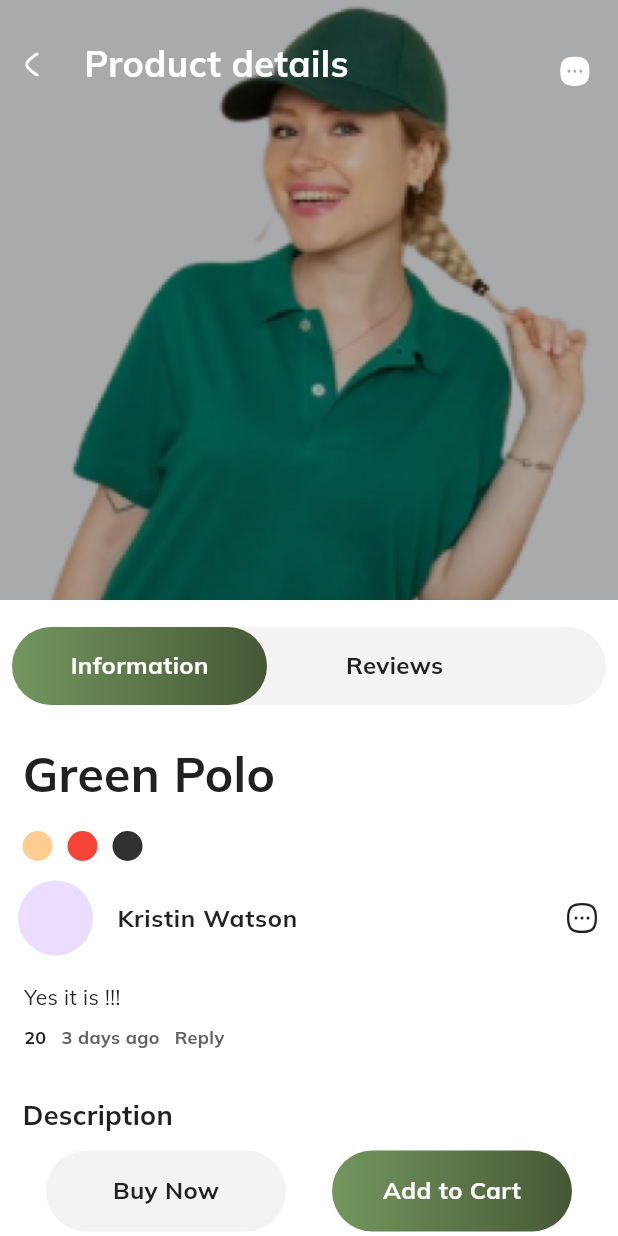
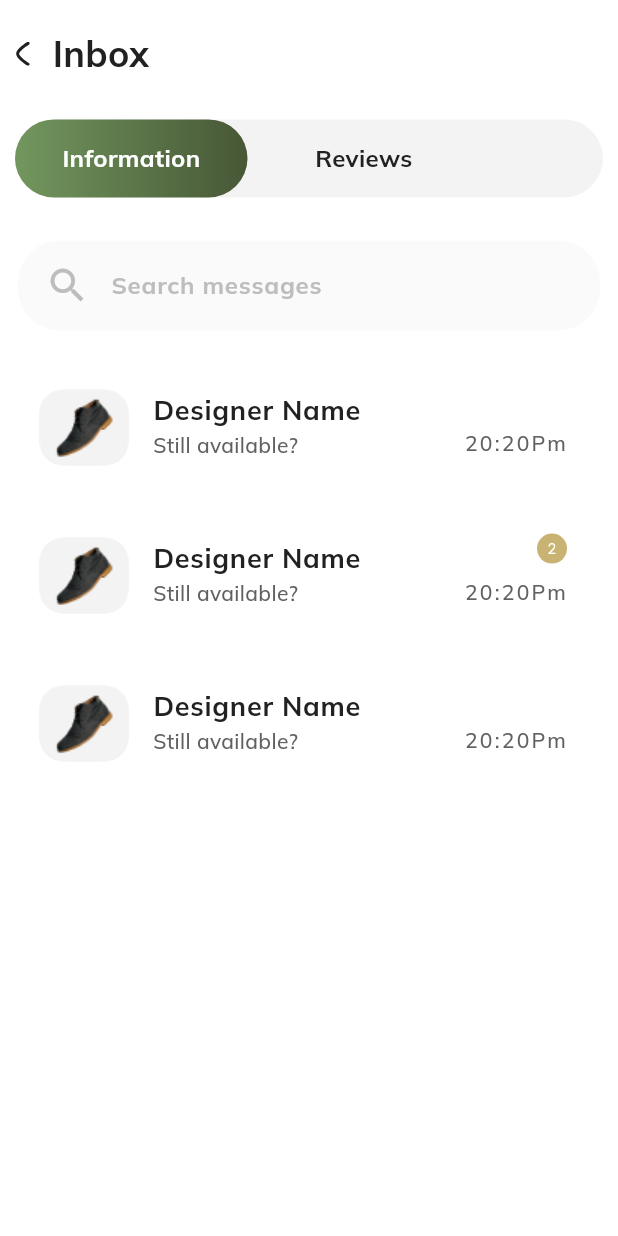
Before and after one commit to M-ali122/sf, a Flutter app: the screen it shows after launch, on a phone screen of 412 x 824 dp. Run offline on Flutter 3.47's test engine with Material 3 defaults, Android fonts, the phone set to English and light mode, and no system bars; our stand-ins replace flutter_otp_text_field, flutter_screenutil, flutter_spinkit, flutter_svg, get, google_fonts and 2 more.

Commit message:
inbox screen done and other coustom widgets

```diff
--- /dev/null
+++ b/lib/helper/view/coustom_listile.dart
@@ -0,0 +1,70 @@
+// ignore_for_file: must_be_immutable
+
+import 'package:flutter/material.dart';
+import 'package:google_fonts/google_fonts.dart';
+
+class CoustomListile extends StatelessWidget {
+  bool? countDot = false;
+  CoustomListile({super.key, this.countDot});
+
+  @override
+  Widget build(BuildContext context) {
+    return ListTile(
+      leading: Container(
+        width: 60,
+        height: 51,
+        decoration: BoxDecoration(
+            // color: Colors.red,
+            borderRadius: BorderRadius.circular(16),
+            image: const DecorationImage(
+                fit: BoxFit.cover, image: AssetImage("assets/shoes.png"))),
+      ),
+      title: Text(
+        'Designer Name',
+        style: GoogleFonts.mulish(
+          fontWeight: FontWeight.w700,
+          fontSize: 18,
+          color: const Color.fromRGBO(33, 33, 33, 1),
+        ),
+      ),
+      subtitle: Text(
+        'Still available?',
+        style: GoogleFonts.mulish(
+          fontWeight: FontWeight.w500,
+          fontSize: 14,
+          color: const Color.fromRGBO(97, 97, 97, 1),
+        ),
+      ),
+      trailing: Column(
+        crossAxisAlignment: CrossAxisAlignment.end,
+        children: [
+          countDot == true
+              ? CircleAvatar(
+                  radius: 10,
+                  backgroundColor: const Color.fromRGBO(201, 179, 114, 1),
+                  child: Center(
+                      child: Text(
+                    "2",
+                    style: GoogleFonts.urbanist(
+                      fontWeight: FontWeight.w400,
+                      fontSize: 10,
+                      color: const Color.fromRGBO(255, 255, 255, 1),
+                    ),
+                  )),
+                )
+              : const SizedBox.shrink(),
+          const Spacer(),
+          Text("20:20Pm",
+              style: GoogleFonts.mulish(
+                fontWeight: FontWeight.w500,
+                fontSize: 14,
+                color: const Color.fromRGBO(97, 97, 97, 1),
+              )),
+          const SizedBox(
+            height: 8,
+          )
+        ],
+      ),
+    );
+  }
+}
--- a/lib/helper/view/review_field.dart
+++ b/lib/helper/view/review_field.dart
@@ -13,8 +13,9 @@ class ReviewField extends StatelessWidget {
       crossAxisAlignment: CrossAxisAlignment.start,
       children: [
         ListTile(
-          contentPadding: EdgeInsets.symmetric(horizontal: 12, vertical: 10),
-          leading: CircleAvatar(
+          contentPadding: const EdgeInsets.symmetric(horizontal: 12, vertical: 10),
+          leading: const CircleAvatar(
+            backgroundImage:AssetImage("assets/cmtprofile.png") ,
             radius: 25,
           ),
           title: Text(
@@ -22,36 +23,36 @@ class ReviewField extends StatelessWidget {
             style: GoogleFonts.mulish(
               fontWeight: FontWeight.w700,
               fontSize: 16,
-              color: Color.fromRGBO(33, 33, 33, 1),
+              color: const Color.fromRGBO(33, 33, 33, 1),
             ),
           ),
 
           trailing: SvgPicture.string(Appicons.moresquareBorder),
         ),
         Padding(
-          padding: EdgeInsets.only(left: 16.0, top: 5),
+          padding: const EdgeInsets.only(left: 16.0, top: 5),
           child: Text(
             "Yes it is !!!",
             style: GoogleFonts.mulish(
               fontWeight: FontWeight.w400,
               fontSize: 14,
-              color: Color.fromRGBO(33, 33, 33, 1),
+              color: const Color.fromRGBO(33, 33, 33, 1),
             ),
           ),
         ),
         Padding(
-          padding: EdgeInsets.only(left: 16.0, top: 8),
+          padding: const EdgeInsets.only(left: 16.0, top: 8),
           child: Row(
             children: [
               Text(
-                "20",
+                "😊 20",
                 style: GoogleFonts.mulish(
                   fontWeight: FontWeight.w700,
                   fontSize: 12,
-                  color: Color.fromRGBO(33, 33, 33, 1),
+                  color: const Color.fromRGBO(33, 33, 33, 1),
                 ),
               ),
-              SizedBox(
+              const SizedBox(
                 width: 10,
               ),
               Text(
@@ -59,10 +60,10 @@ class ReviewField extends StatelessWidget {
                 style: GoogleFonts.mulish(
                   fontWeight: FontWeight.w700,
                   fontSize: 12,
-                  color: Color.fromRGBO(97, 97, 97, 1),
+                  color: const Color.fromRGBO(97, 97, 97, 1),
                 ),
               ),
-              SizedBox(
+              const SizedBox(
                 width: 10,
               ),
               Text(
@@ -70,7 +71,7 @@ class ReviewField extends StatelessWidget {
                 style: GoogleFonts.mulish(
                   fontWeight: FontWeight.w700,
                   fontSize: 12,
-                  color: Color.fromRGBO(97, 97, 97, 1),
+                  color: const Color.fromRGBO(97, 97, 97, 1),
                 ),
               ),
             ],
--- a/lib/main.dart
+++ b/lib/main.dart
@@ -2,8 +2,7 @@ import 'package:flutter/material.dart';
 import 'package:flutter_screenutil/flutter_screenutil.dart';
 import 'package:get/get_navigation/src/root/get_material_app.dart';
 import 'package:sf_app/modules/global/controllers/bindings.dart';
-import 'package:sf_app/pages/home/pages/product_details.dart';
-import 'package:sf_app/pages/splash/view/splash_view.dart';
+import 'package:sf_app/pages/message/view/inbox.dart';
 import 'package:sf_app/resources/languages/dictionary.dart';
 import 'package:sf_app/resources/routes/Approute.dart';
 import 'package:sf_app/resources/theme/main_theme.dart';
@@ -34,7 +33,7 @@ class MainApp extends StatelessWidget {
           // home: child,
           routes: AppRoute().routes,
           // initialRoute: Splash_View.route,
-          initialRoute: ProductDetails.route,
+          initialRoute: Inbox.route,
         );
       },
     );
--- a/lib/pages/home/pages/product_details.dart
+++ b/lib/pages/home/pages/product_details.dart
@@ -2,12 +2,8 @@ import 'package:flutter/material.dart';
 import 'package:flutter_svg/svg.dart';
 import 'package:get/get.dart';
 import 'package:google_fonts/google_fonts.dart';
-import 'package:sf_app/helper/view/Appbutton.dart';
-import 'package:sf_app/helper/view/review_field.dart';
 import 'package:sf_app/resources/color/app_color.dart';
 import 'package:sf_app/resources/icon/icon.dart';
-
-import '../../../resources/icon/svgs.dart';
 
 class ProductDetails extends StatelessWidget {
   static const String route = 'ProductDetails';
@@ -37,9 +33,9 @@ class ProductDetails extends StatelessWidget {
                     children: [
                       Padding(
                         padding: const EdgeInsets.only(top: 10.0),
-                        child: SvgPicture.string(Appicons.backIcon,color :Color.fromRGBO(255, 255, 255, 1),),
+                        child: SvgPicture.string(Appicons.backIcon,color :const Color.fromRGBO(255, 255, 255, 1),),
                       ),
-                      SizedBox(
+                      const SizedBox(
                         width: 30,
                       ),
                       Text(
@@ -47,13 +43,13 @@ class ProductDetails extends StatelessWidget {
                         style: GoogleFonts.mulish(
                           fontWeight:FontWeight.w700,
                           fontSize:24,
-                          color :Color.fromRGBO(255, 255, 255, 1),
+                          color :const Color.fromRGBO(255, 255, 255, 1),
                         ),
                       ),
-                      Spacer(),
+                      const Spacer(),
                       Padding(
                         padding: const EdgeInsets.only(top: 10.0),
-                        child: SvgPicture.string(Appicons.moreSquare,color :Color.fromRGBO(255, 255, 255, 1),),
+                        child: SvgPicture.string(Appicons.moresquareBorder,color :const Color.fromRGBO(255, 255, 255, 1),),
                       ),
 
 
@@ -64,7 +60,7 @@ class ProductDetails extends StatelessWidget {
               ],
             ),
           ),
-          SizedBox(height: 10,),
+          const SizedBox(height: 10,),
           Padding(
             padding: const EdgeInsets.all(8.0),
             child: Container(
@@ -127,8 +123,8 @@ class ProductDetails extends StatelessWidget {
             // mainAxisAlignment: MainAxisAlignment.start,
             crossAxisAlignment: CrossAxisAlignment.start,
             children: [
-              Padding(
-                padding: const EdgeInsets.only(left: 15.0, top: 15),
+              const Padding(
+                padding: EdgeInsets.only(left: 15.0, top: 15),
                 child: Text(
                   'Green Polo',
                   style: TextStyle(
@@ -179,96 +175,95 @@ class ProductDetails extends StatelessWidget {
               // const SizedBox(
               //   height: 5,
               // ),
-              ReviewField(),
               const SizedBox(
                 height: 30,
               ),
               Padding(
-                padding: EdgeInsets.only(left: 15.0),
+                padding: const EdgeInsets.only(left: 15.0),
                 child: Text(
                   'Description',
                   style: GoogleFonts.mulish(
                       fontWeight: FontWeight.w700,
                       fontSize: 18,
-                      color: Color.fromRGBO(33, 33, 33, 1)),
+                      color: const Color.fromRGBO(33, 33, 33, 1)),
                 ),
               ),
               const SizedBox(
                 height: 10,
               ),
               Padding(
-                padding: EdgeInsets.only(left: 15.0, right: 15),
+                padding: const EdgeInsets.only(left: 15.0, right: 15),
                 child: Text(
                   "Lorem ipsum dolor sit amet, consectetur adipiscing elit, sed do eiusmod tempor incididunt ut labore Lorem ipsum dolor sit amet, consectetur adipiscing elit, sed do eiusmod tempor incididunt ut labore",
                   style: GoogleFonts.mulish(
                       fontWeight: FontWeight.w500,
                       fontSize: 14,
-                      color: Color.fromRGBO(66, 66, 66, 1)),
+                      color: const Color.fromRGBO(66, 66, 66, 1)),
                 ),
               ),
               const SizedBox(
                 height: 20,
               ),
               Padding(
-                padding: EdgeInsets.only(left: 15.0),
+                padding: const EdgeInsets.only(left: 15.0),
                 child: Text(
                   'Materiel Details',
                   style: GoogleFonts.mulish(
                       fontWeight: FontWeight.w700,
                       fontSize: 18,
-                      color: Color.fromRGBO(33, 33, 33, 1)),
+                      color: const Color.fromRGBO(33, 33, 33, 1)),
                 ),
               ),
               const SizedBox(
                 height: 10,
               ),
               Padding(
-                padding: EdgeInsets.only(left: 15.0),
+                padding: const EdgeInsets.only(left: 15.0),
                 child: Text(
                   "100% Coton",
                   style: GoogleFonts.mulish(
                       fontWeight: FontWeight.w500,
                       fontSize: 14,
-                      color: Color.fromRGBO(66, 66, 66, 1)),
+                      color: const Color.fromRGBO(66, 66, 66, 1)),
                 ),
               ),
               const SizedBox(
                 height: 20,
               ),
               Padding(
-                padding: EdgeInsets.only(left: 15.0),
+                padding: const EdgeInsets.only(left: 15.0),
                 child: Text(
                   'Care Instructions',
                   style: GoogleFonts.mulish(
                       fontWeight: FontWeight.w700,
                       fontSize: 18,
-                      color: Color.fromRGBO(33, 33, 33, 1)),
+                      color: const Color.fromRGBO(33, 33, 33, 1)),
                 ),
               ),
               const SizedBox(
                 height: 10,
               ),
               Padding(
-                padding: EdgeInsets.only(left: 15.0, right: 15),
+                padding: const EdgeInsets.only(left: 15.0, right: 15),
                 child: Text(
                   "Lorem ipsum dolor sit amet, consectetur adipiscing elit, sed do eiusmod tempor ",
                   style: GoogleFonts.mulish(
                       fontWeight: FontWeight.w500,
                       fontSize: 14,
-                      color: Color.fromRGBO(66, 66, 66, 1)),
+                      color: const Color.fromRGBO(66, 66, 66, 1)),
                 ),
               ),
               const SizedBox(
                 height: 20,
               ),
               Padding(
-                padding: EdgeInsets.only(left: 15.0),
+                padding: const EdgeInsets.only(left: 15.0),
                 child: Text(
                   'Gallery Photos',
                   style: GoogleFonts.mulish(
                       fontWeight: FontWeight.w700,
                       fontSize: 18,
-                      color: Color.fromRGBO(33, 33, 33, 1)),
+                      color: const Color.fromRGBO(33, 33, 33, 1)),
                 ),
               ),
               const SizedBox(
@@ -287,7 +282,7 @@ class ProductDetails extends StatelessWidget {
                         width: 80,
                         height: 80,
                         decoration: BoxDecoration(
-                          image: DecorationImage(
+                          image: const DecorationImage(
                               fit: BoxFit.cover,
                               image: AssetImage("assets/ariveldesigin.png")),
                           borderRadius: BorderRadius.circular(12),
@@ -297,7 +292,7 @@ class ProductDetails extends StatelessWidget {
                   },
                 ),
               ),
-              SizedBox(
+              const SizedBox(
                 height: 70,
               ),
             ],
@@ -313,7 +308,7 @@ class ProductDetails extends StatelessWidget {
               width: 160,
               height: 54,
               decoration: BoxDecoration(
-                color: Color.fromRGBO(243, 243, 243, 1),
+                color: const Color.fromRGBO(243, 243, 243, 1),
                   // gradient: const LinearGradient(
                   //   colors: [
                   //     Color.fromRGBO(114, 151, 94, 1), // Starting color
--- a/lib/pages/home/pages/women_categories.dart
+++ b/lib/pages/home/pages/women_categories.dart
@@ -1,8 +1,4 @@
-import 'dart:ui';
-
-import 'package:flutter/cupertino.dart';
 import 'package:flutter/material.dart';
-import 'package:flutter/widgets.dart';
 import 'package:flutter_svg/svg.dart';
 import 'package:get/get.dart';
 import 'package:google_fonts/google_fonts.dart';
--- a/lib/pages/home/view/home_view.dart
+++ b/lib/pages/home/view/home_view.dart
@@ -1,10 +1,7 @@
-import 'package:flutter/cupertino.dart';
 import 'package:flutter/material.dart';
-import 'package:flutter/widgets.dart';
 import 'package:flutter_screenutil/flutter_screenutil.dart';
 import 'package:flutter_svg/flutter_svg.dart';
 import 'package:get/get.dart';
-import 'package:get/get_state_manager/get_state_manager.dart';
 import 'package:google_fonts/google_fonts.dart';
 import 'package:sf_app/pages/home/pages/women_categories.dart';
 import 'package:sf_app/resources/color/app_color.dart';
--- /dev/null
+++ b/lib/pages/message/view/inbox.dart
@@ -0,0 +1,141 @@
+import 'package:flutter/material.dart';
+import 'package:flutter_screenutil/flutter_screenutil.dart';
+import 'package:flutter_svg/flutter_svg.dart';
+import 'package:google_fonts/google_fonts.dart';
+import 'package:sf_app/helper/view/coustom_listile.dart';
+import 'package:sf_app/resources/icon/icon.dart';
+
+import '../../../resources/color/app_color.dart';
+
+class Inbox extends StatelessWidget {
+  static const String route = "Inbox";
+  const Inbox({super.key});
+
+  @override
+  Widget build(BuildContext context) {
+    return Scaffold(
+      // backgroundColor: AppColor.backGroundSilver,
+      body: SafeArea(
+        child: Padding(
+          padding: const EdgeInsets.all(10.0),
+          child: ListView(
+            children: [
+              SizedBox(height: 10.h),
+
+              Row(
+                children: [
+                  SvgPicture.string(Appicons.backIcon),
+                  SizedBox(
+                    width: 15,
+                  ),
+                  Text(
+                    "Inbox",
+                    style: GoogleFonts.mulish(
+                      fontWeight: FontWeight.w700,
+                      fontSize: 24,
+                      color: Color.fromRGBO(33, 33, 33, 1),
+                    ),
+                  ),
+                ],
+              ),
+
+              SizedBox(height: 30.h),
+              Container(
+                width: 380,
+                height: 52,
+                decoration: BoxDecoration(
+                    color: AppColor.backGroundSilver,
+                    borderRadius: BorderRadius.circular(40)),
+                child: Row(
+                  children: [
+                    Container(
+                      width: 155,
+                      height: 52,
+                      decoration: BoxDecoration(
+                          gradient: const LinearGradient(
+                            colors: [
+                              Color.fromRGBO(114, 151, 94, 1), // Starting color
+                              Color.fromRGBO(71, 87, 54,
+                                  1), // Ending color (modify as needed)
+                            ],
+                          ),
+                          borderRadius: BorderRadius.circular(40)),
+                      child: Center(
+                          child: Text(
+                            "Information",
+                            style: GoogleFonts.mulish(
+                              fontWeight: FontWeight.w700,
+                              fontSize: 16,
+                              color: const Color.fromRGBO(255, 255, 255, 1),
+                            ),
+                          )),
+                    ),
+                    Container(
+                      width: 155,
+                      height: 52,
+                      decoration: BoxDecoration(
+                        // gradient: LinearGradient(
+                        //   colors: [
+                        //     Color.fromRGBO(114, 151, 94, 1), // Starting color
+                        //     Color.fromRGBO(71, 87, 54, 1),        // Ending color (modify as needed)
+                        //   ],
+                        // ),
+
+                          borderRadius: BorderRadius.circular(40)),
+                      child: Center(
+                          child: Text(
+                            "Reviews",
+                            style: GoogleFonts.mulish(
+                              fontWeight: FontWeight.w700,
+                              fontSize: 16,
+                              color: const Color.fromRGBO(33, 33, 33, 1),
+                            ),
+                          )),
+                    ),
+                  ],
+                ),
+              ),
+              SizedBox(height: 30.h),
+              TextField(
+                decoration: InputDecoration(
+                  filled: true,
+                  contentPadding: const EdgeInsets.symmetric(vertical: 20),
+                  fillColor: AppColor.GreyScale50,
+                  focusColor: Colors.white,
+                  focusedBorder: OutlineInputBorder(
+                    borderSide:
+                    const BorderSide(color: Colors.white, width: 2.0),
+                    borderRadius: BorderRadius.circular(30),
+                  ),
+                  border: OutlineInputBorder(
+                    borderSide:
+                    const BorderSide(color: Colors.white, width: 2.0),
+                    borderRadius: BorderRadius.circular(30),
+                  ),
+                  enabledBorder: OutlineInputBorder(
+                    borderSide:
+                    const BorderSide(color: Colors.white, width: 2.0),
+                    borderRadius: BorderRadius.circular(30),
+                  ),
+                  prefixIcon: const Padding(
+                    padding: EdgeInsets.only(left: 20.0, right: 10),
+                    child: Icon(Icons.search,
+                        size: 30, color: AppColor.GreyScale400),
+                  ),
+                  hintText: 'Search messages',
+                  hintStyle: const TextStyle(color: AppColor.GreyScale400),
+                ),
+              ),
+              SizedBox(height: 30.h),
+              CoustomListile(),
+              SizedBox(height: 30.h),
+              CoustomListile(countDot: true,),
+              SizedBox(height: 30.h),
+              CoustomListile(),
+            ],
+          ),
+        ),
+      ),
+    );
+  }
+}
--- a/lib/resources/routes/Approute.dart
+++ b/lib/resources/routes/Approute.dart
@@ -1,16 +1,17 @@
 import 'package:flutter/material.dart';
 import 'package:sf_app/pages/home/pages/product_details.dart';
+import 'package:sf_app/pages/home/pages/women_categories.dart';
 import 'package:sf_app/pages/home/view/home_view.dart';
+import 'package:sf_app/pages/message/view/inbox.dart';
 import 'package:sf_app/pages/navbar/view/navbar_view.dart';
 import 'package:sf_app/pages/onboarding/onboardind_view.dart';
 import 'package:sf_app/pages/onboarding/view/account_type.dart';
 import 'package:sf_app/pages/splash/view/splash_view.dart';
-import 'package:sf_app/pages/home/pages/women_categories.dart';
 import 'package:sf_app/registration/view/otp_screen.dart';
 
-import '../../pages/onboarding/view/onboarding_third_screen.dart';
 import '../../pages/onboarding/view/explore_trending_style.dart';
 import '../../pages/onboarding/view/onboard_second_screen.dart';
+import '../../pages/onboarding/view/onboarding_third_screen.dart';
 import '../../pages/screens/terms_and_condition.dart';
 import '../../registration/uplaod_profile_screen.dart';
 import '../../registration/view/password_screen.dart';
@@ -40,6 +41,8 @@ class AppRoute {
 
     OnbaordingView.route: (p0) => const OnbaordingView(),
 
+    Inbox.route:(p0) => Inbox(),
+
 
 
 
```
Also changed, not shown: assets/cmtprofile.png (added), assets/shoes.png (added).
